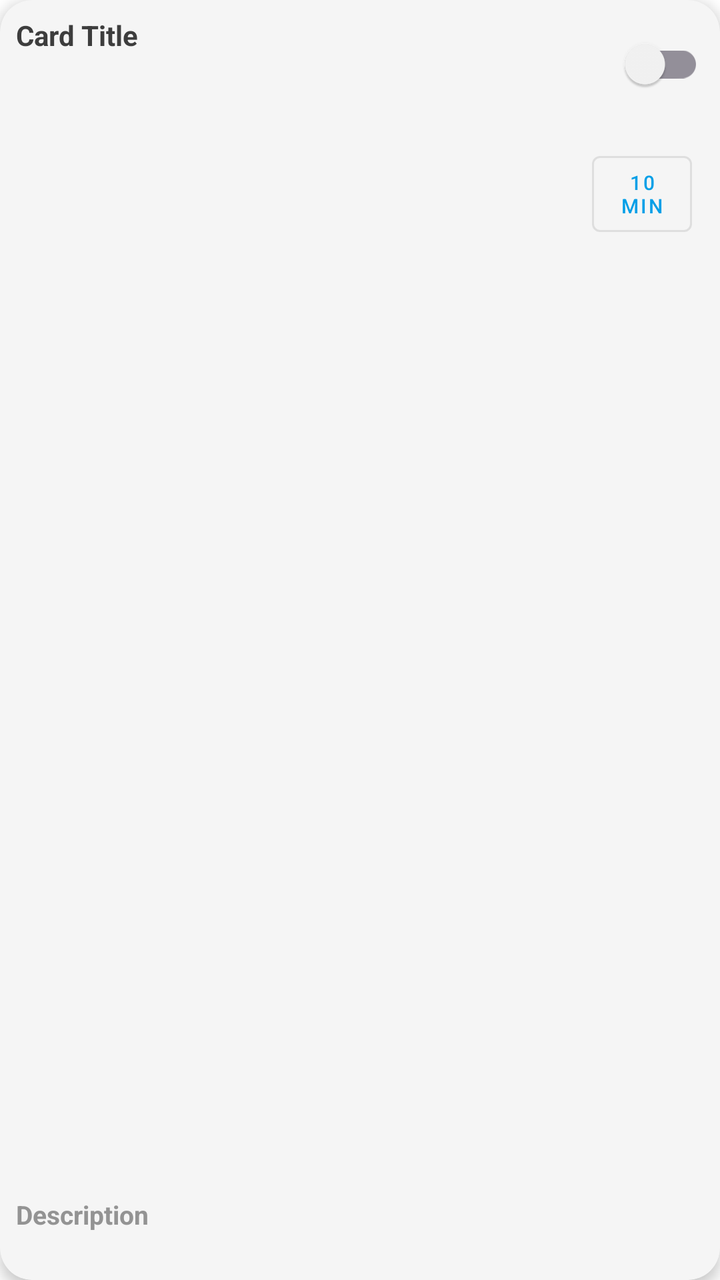
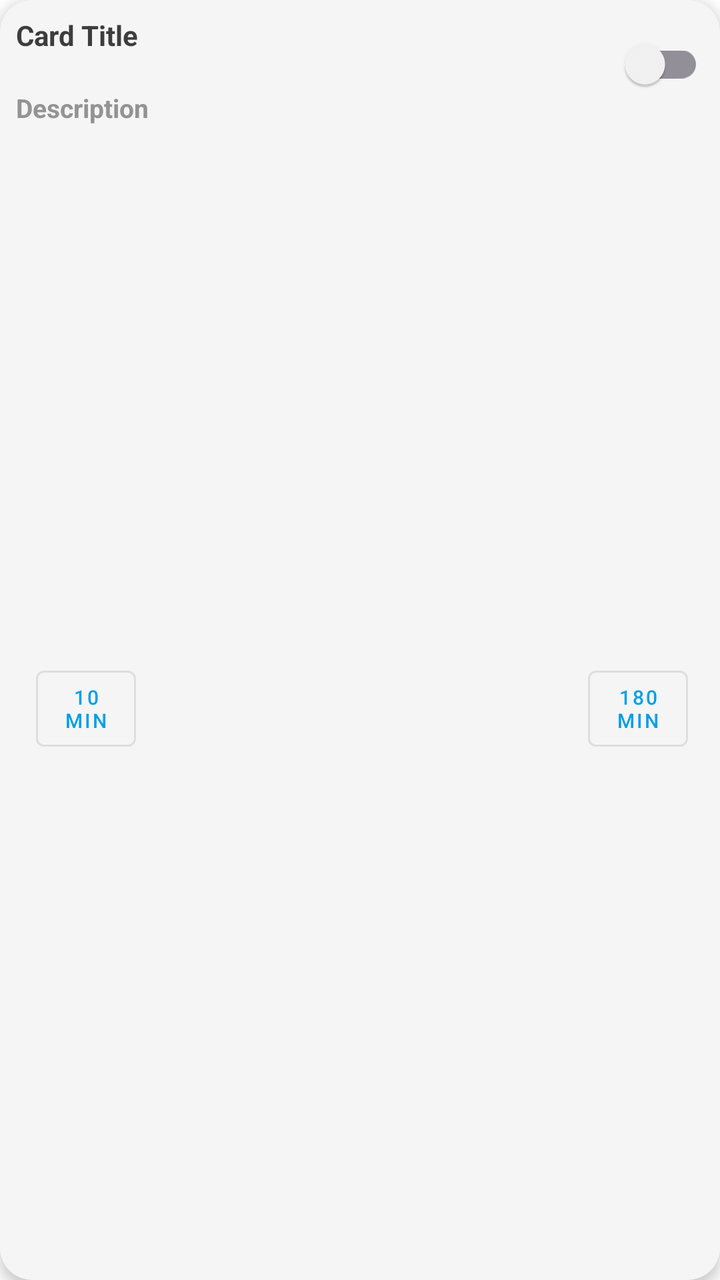

Screens rendered from an Android XML layout before and after an edit, with the pre-edit source and the edit as a unified diff.
<!-- AndroidManifest.xml: application theme Theme.ManagingHomeDevicesApp -->
<!-- res/layout/item_card.xml -->
<com.google.android.material.card.MaterialCardView
    xmlns:android="http://schemas.android.com/apk/res/android"
    xmlns:app="http://schemas.android.com/apk/res-auto"
    xmlns:tools="http://schemas.android.com/tools"
    android:id="@+id/CardView"
    android:layout_width="match_parent"
    android:layout_height="wrap_content"
    android:layout_margin="8dp"
    app:cardElevation="4dp"
    app:cardCornerRadius="16dp"
    >

    <androidx.constraintlayout.widget.ConstraintLayout
        android:layout_width="match_parent"
        android:layout_height="match_parent"
        android:padding="8dp"
        >

        <TextView
            android:id="@+id/cardTitle"
            android:layout_width="0dp"
            android:layout_height="wrap_content"
            android:text="Card Title"
            android:textSize="14dp"
            android:textStyle="bold"
            android:textColor="?attr/colorOnSurface"
            app:layout_constraintEnd_toStartOf="@id/switchNotifications"
            app:layout_constraintStart_toStartOf="parent"
            app:layout_constraintTop_toTopOf="parent"
            />

        
        <com.google.android.material.switchmaterial.SwitchMaterial
            android:id="@+id/switchNotifications"
            android:layout_width="wrap_content"
            android:layout_height="wrap_content"
            app:layout_constraintEnd_toEndOf="parent"
            app:layout_constraintHorizontal_bias="0.5"
            app:layout_constraintStart_toEndOf="@+id/cardTitle"
            app:layout_constraintTop_toTopOf="parent"
            app:trackTint="@color/switch_button_track"
            />

        

        <TextView
            android:id="@+id/cardLastActive"
            android:layout_width="306dp"
            android:layout_height="wrap_content"
            android:layout_marginBottom="16dp"
            android:ellipsize="end"
            android:maxLines="3"
            android:text="Description"
            android:textColor="?android:attr/textColorSecondary"
            android:textSize="13dp"
            android:textStyle="bold"
            app:layout_constraintBottom_toBottomOf="parent"
            app:layout_constraintEnd_toEndOf="parent"
            app:layout_constraintHorizontal_bias="0.0"
            app:layout_constraintStart_toStartOf="parent" />

        <com.google.android.material.button.MaterialButton
            android:id="@+id/TimeButton1"
            style="@style/Widget.MaterialComponents.Button.OutlinedButton"
            android:layout_width="50dp"
            android:layout_height="50dp"
            android:layout_marginTop="16dp"
            android:layout_marginEnd="6dp"
            android:padding="0dp"
            android:tag="10"
            android:text="10\nmin"
            android:textSize="10sp"
            android:textColor="@color/utilitesElementsBlue"
            app:layout_constraintEnd_toEndOf="parent"
            app:layout_constraintTop_toBottomOf="@+id/switchNotifications" />
    </androidx.constraintlayout.widget.ConstraintLayout>

</com.google.android.material.card.MaterialCardView>
<!-- resources referenced by this layout -->
<resources>
  <color name="utilitesElementsBlue">#019FE7</color>
  <style name="Theme.ManagingHomeDevicesApp" parent="Theme.MaterialComponents.DayNight.NoActionBar">
          
  
          <item name="colorPrimaryVariant">#3700B3</item>
          <item name="colorOnPrimary">#FFFFFF</item>
  
          
          <item name="colorSecondary">#26A69A</item>
          <item name="colorOnSecondary">#FFFFFF</item>
  
          
          <item name="android:statusBarColor">#121212</item>
          <item name="android:forceDarkAllowed">true</item>
  
          
          <item name="android:colorBackground">@color/colorBackground</item>
          <item name="colorSurface">@color/colorSurface</item>
  
          
          <item name="colorOnSurface">@color/colorTextPrimary</item>
  
  
          
          <item name="android:textColorPrimary">@color/colorTextPrimary</item>
          <item name="android:textColorSecondary">@color/colorTextSecondary</item>
  
      </style>
  <color name="colorBackground">#FFFFFF</color>
  <color name="colorSurface">#F5F5F5</color>
  <color name="colorTextPrimary">#3d3d3d  </color>
  <color name="colorTextSecondary">#939393</color>
</resources>

<!-- the commit's change to res/layout/item_card.xml (unified diff, before → after) -->
@@ -45,34 +45,52 @@
 
         <TextView
             android:id="@+id/cardLastActive"
-            android:layout_width="306dp"
+            android:layout_width="wrap_content"
             android:layout_height="wrap_content"
-            android:layout_marginBottom="16dp"
+            android:layout_marginTop="18dp"
             android:ellipsize="end"
             android:maxLines="3"
             android:text="Description"
             android:textColor="?android:attr/textColorSecondary"
+
             android:textSize="13dp"
             android:textStyle="bold"
-            app:layout_constraintBottom_toBottomOf="parent"
             app:layout_constraintEnd_toEndOf="parent"
             app:layout_constraintHorizontal_bias="0.0"
-            app:layout_constraintStart_toStartOf="parent" />
+            app:layout_constraintStart_toStartOf="parent"
+            app:layout_constraintTop_toBottomOf="@+id/cardTitle" />
 
         <com.google.android.material.button.MaterialButton
-            android:id="@+id/TimeButton1"
+            android:id="@+id/btnShortInterval"
             style="@style/Widget.MaterialComponents.Button.OutlinedButton"
             android:layout_width="50dp"
             android:layout_height="50dp"
-            android:layout_marginTop="16dp"
-            android:layout_marginEnd="6dp"
+            android:layout_marginTop="14dp"
+            android:layout_marginStart="10dp"
             android:padding="0dp"
             android:tag="10"
             android:text="10\nmin"
+            android:textColor="@color/utilitesElementsBlue"
             android:textSize="10sp"
+            app:layout_constraintBottom_toBottomOf="parent"
+            app:layout_constraintStart_toStartOf="parent"
+            app:layout_constraintTop_toBottomOf="@+id/cardLastActive" />
+
+        <com.google.android.material.button.MaterialButton
+            android:id="@+id/btnLongInterval"
+            style="@style/Widget.MaterialComponents.Button.OutlinedButton"
+            android:layout_width="50dp"
+            android:layout_height="50dp"
+            android:layout_marginTop="14dp"
+            android:layout_marginEnd="8dp"
+            android:padding="0dp"
+            android:tag="180"
+            android:text="180\nmin"
             android:textColor="@color/utilitesElementsBlue"
+            android:textSize="10sp"
+            app:layout_constraintBottom_toBottomOf="parent"
             app:layout_constraintEnd_toEndOf="parent"
-            app:layout_constraintTop_toBottomOf="@+id/switchNotifications" />
+            app:layout_constraintTop_toBottomOf="@+id/cardLastActive" />
     </androidx.constraintlayout.widget.ConstraintLayout>
 
 </com.google.android.material.card.MaterialCardView>
